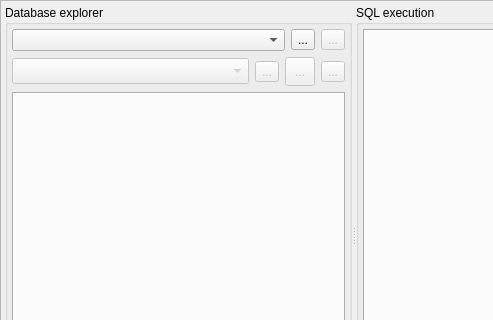
pgmodeler/pgmodeler, file libpgmodeler_ui/ui/sqltoolwidget.ui: the form before one commit; both pictures show x 0 to 493 and y 0 to 320 of the 707 by 469 pixel window.
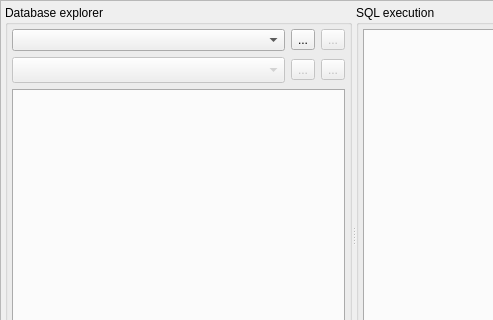
The form after the commit. Icons and pictures are not drawn.

Commit message: Moved the database drop button from SQLToolWidget to DatabaseExplorerWidget. Now each instance of the latter class emits a signal to SQLToolWidget to perform the db drop.

Patch:
```diff
--- a/libpgmodeler_ui/ui/sqltoolwidget.ui
+++ b/libpgmodeler_ui/ui/sqltoolwidget.ui
@@ -215,35 +215,6 @@
               </property>
              </widget>
             </item>
-            <item>
-             <widget class="QToolButton" name="drop_db_tb">
-              <property name="enabled">
-               <bool>false</bool>
-              </property>
-              <property name="minimumSize">
-               <size>
-                <width>30</width>
-                <height>29</height>
-               </size>
-              </property>
-              <property name="toolTip">
-               <string>Drop the selected database</string>
-              </property>
-              <property name="text">
-               <string>...</string>
-              </property>
-              <property name="icon">
-               <iconset resource="../res/resources.qrc">
-                <normaloff>:/icones/icones/excluir.png</normaloff>:/icones/icones/excluir.png</iconset>
-              </property>
-              <property name="iconSize">
-               <size>
-                <width>20</width>
-                <height>20</height>
-               </size>
-              </property>
-             </widget>
-            </item>
             <item>
              <widget class="QToolButton" name="refresh_tb">
               <property name="enabled">
```
The commit also changes 5 other files.
